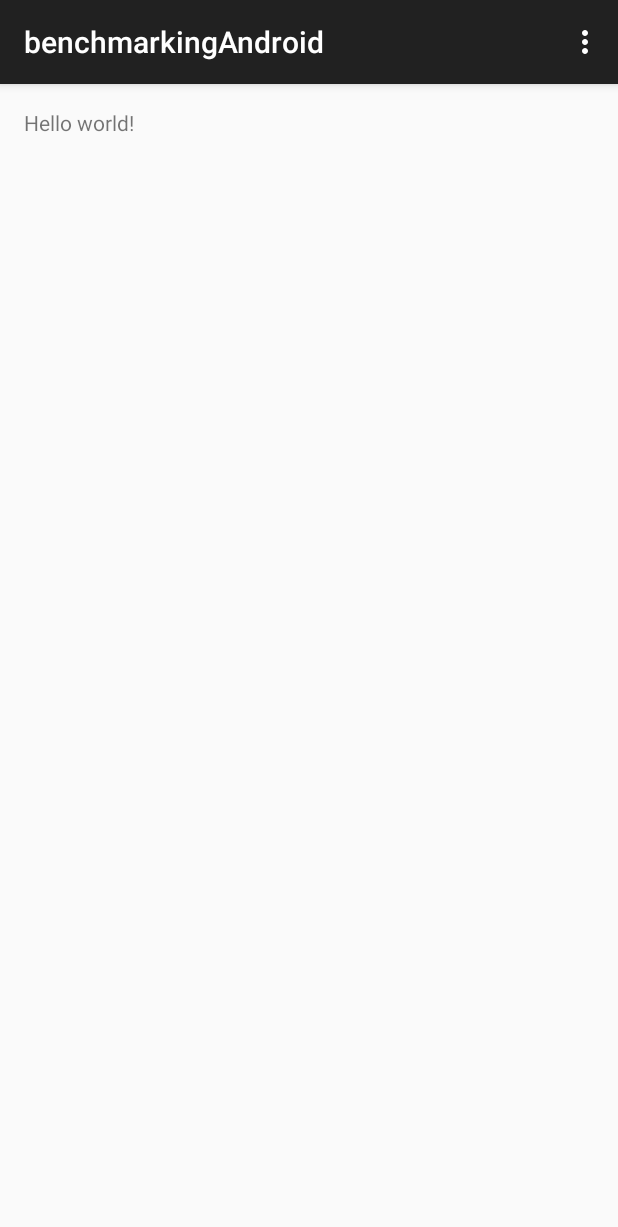
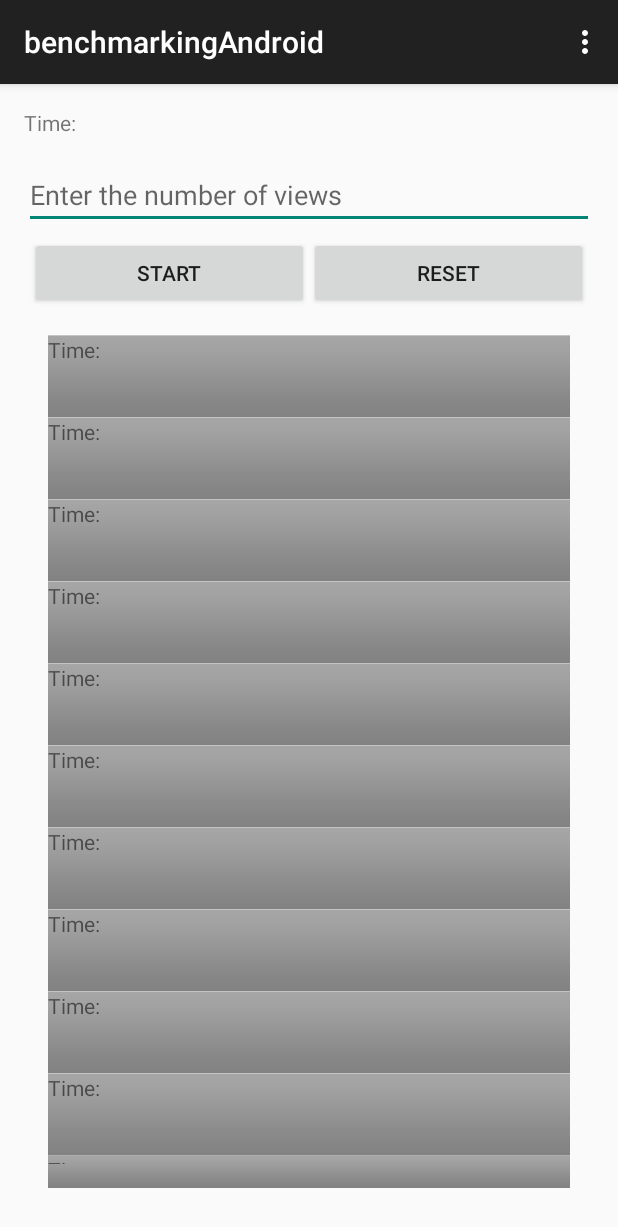
Before and after one commit to Calseon/benchmarkingAndroid, an Android app: the screen it shows after launch (MainActivity), on a phone screen of 412 x 824 dp. Shown: the top 1227 px of the screen. Run offline under Robolectric (Android 15) with nearby library versions, the phone set to English and light mode, and no system bars.

Commit message:
Views have been set up. Just need to put in the button event handlers.

```diff
--- a/app/src/main/res/layout/activity_main.xml
+++ b/app/src/main/res/layout/activity_main.xml
@@ -1,11 +1,79 @@
-<RelativeLayout xmlns:android="http://schemas.android.com/apk/res/android"
-    xmlns:tools="http://schemas.android.com/tools" android:layout_width="match_parent"
-    android:layout_height="match_parent" android:paddingLeft="@dimen/activity_horizontal_margin"
+<LinearLayout xmlns:android="http://schemas.android.com/apk/res/android"
+    xmlns:tools="http://schemas.android.com/tools"
+    android:layout_width="match_parent"
+    android:layout_height="match_parent"
+    android:paddingLeft="@dimen/activity_horizontal_margin"
     android:paddingRight="@dimen/activity_horizontal_margin"
     android:paddingTop="@dimen/activity_vertical_margin"
-    android:paddingBottom="@dimen/activity_vertical_margin" tools:context=".MainActivity">
+    android:paddingBottom="@dimen/activity_vertical_margin"
+    android:orientation="vertical"
+    tools:context=".MainActivity">
 
-    <TextView android:text="@string/hello_world" android:layout_width="wrap_content"
-        android:layout_height="wrap_content" />
+    <TextView
+        android:text="@string/labeltime"
+        android:layout_width="match_parent"
+        android:layout_height="wrap_content"
+        android:paddingBottom="@dimen/activity_vertical_margin"
+        android:id="@+id/tv_timer"
+        />
 
-</RelativeLayout>
+    <EditText
+        android:layout_width="match_parent"
+        android:layout_height="wrap_content"
+        android:hint="@string/number_hint"
+        android:inputType="number"
+        android:id="@+id/et_viewNumber"
+        />
+
+    <LinearLayout
+        android:orientation="horizontal"
+        android:paddingLeft="4.0dip"
+        android:paddingTop="5.0dip"
+        android:paddingRight="4.0dip"
+        android:paddingBottom="1.0dip"
+        android:layout_width="fill_parent" android:layout_height="wrap_content"
+        android:layout_below="@+id/TextView01">
+
+        <Button
+            android:id="@+id/btn_start"
+            android:layout_width="0.0dip" android:layout_height="fill_parent"
+            android:text="Start"
+            android:layout_weight="1.0"
+            android:onClick="startTest"/>
+
+        <Button
+            android:id="@+id/btn_reset"
+            android:layout_width="0.0dip" android:layout_height="fill_parent"
+            android:text="Reset"
+            android:layout_weight="1.0"
+            android:onClick="resetTest"/>
+    </LinearLayout>
+
+    <LinearLayout
+        android:layout_width="match_parent"
+        android:layout_height="match_parent"
+        android:paddingLeft="@dimen/activity_horizontal_margin"
+        android:paddingRight="@dimen/activity_horizontal_margin"
+        android:paddingTop="@dimen/activity_vertical_margin"
+        android:paddingBottom="@dimen/activity_vertical_margin"
+        android:orientation="vertical">
+        <TextView android:background="@android:drawable/bottom_bar" android:text="@string/labeltime" android:layout_width="match_parent" android:layout_height="wrap_content" android:paddingBottom="@dimen/activity_vertical_margin" />
+        <TextView android:background="@android:drawable/bottom_bar" android:text="@string/labeltime" android:layout_width="match_parent" android:layout_height="wrap_content" android:paddingBottom="@dimen/activity_vertical_margin" />
+        <TextView android:background="@android:drawable/bottom_bar" android:text="@string/labeltime" android:layout_width="match_parent" android:layout_height="wrap_content" android:paddingBottom="@dimen/activity_vertical_margin" />
+        <TextView android:background="@android:drawable/bottom_bar" android:text="@string/labeltime" android:layout_width="match_parent" android:layout_height="wrap_content" android:paddingBottom="@dimen/activity_vertical_margin" />
+        <TextView android:background="@android:drawable/bottom_bar" android:text="@string/labeltime" android:layout_width="match_parent" android:layout_height="wrap_content" android:paddingBottom="@dimen/activity_vertical_margin" />
+        <TextView android:background="@android:drawable/bottom_bar" android:text="@string/labeltime" android:layout_width="match_parent" android:layout_height="wrap_content" android:paddingBottom="@dimen/activity_vertical_margin" />
+        <TextView android:background="@android:drawable/bottom_bar" android:text="@string/labeltime" android:layout_width="match_parent" android:layout_height="wrap_content" android:paddingBottom="@dimen/activity_vertical_margin" />
+        <TextView android:background="@android:drawable/bottom_bar" android:text="@string/labeltime" android:layout_width="match_parent" android:layout_height="wrap_content" android:paddingBottom="@dimen/activity_vertical_margin" />
+        <TextView android:background="@android:drawable/bottom_bar" android:text="@string/labeltime" android:layout_width="match_parent" android:layout_height="wrap_content" android:paddingBottom="@dimen/activity_vertical_margin" />
+        <TextView android:background="@android:drawable/bottom_bar" android:text="@string/labeltime" android:layout_width="match_parent" android:layout_height="wrap_content" android:paddingBottom="@dimen/activity_vertical_margin" />
+        <TextView android:background="@android:drawable/bottom_bar" android:text="@string/labeltime" android:layout_width="match_parent" android:layout_height="wrap_content" android:paddingBottom="@dimen/activity_vertical_margin" />
+        <TextView android:background="@android:drawable/bottom_bar" android:text="@string/labeltime" android:layout_width="match_parent" android:layout_height="wrap_content" android:paddingBottom="@dimen/activity_vertical_margin" />
+        <TextView android:background="@android:drawable/bottom_bar" android:text="@string/labeltime" android:layout_width="match_parent" android:layout_height="wrap_content" android:paddingBottom="@dimen/activity_vertical_margin" />
+        <TextView android:background="@android:drawable/bottom_bar" android:text="@string/labeltime" android:layout_width="match_parent" android:layout_height="wrap_content" android:paddingBottom="@dimen/activity_vertical_margin" />
+        <TextView android:background="@android:drawable/bottom_bar" android:text="@string/labeltime" android:layout_width="match_parent" android:layout_height="wrap_content" android:paddingBottom="@dimen/activity_vertical_margin" />
+        <TextView android:background="@android:drawable/bottom_bar" android:text="@string/labeltime" android:layout_width="match_parent" android:layout_height="wrap_content" android:paddingBottom="@dimen/activity_vertical_margin" />
+        <TextView android:background="@android:drawable/bottom_bar" android:text="@string/labeltime" android:layout_width="match_parent" android:layout_height="wrap_content" android:paddingBottom="@dimen/activity_vertical_margin" />
+    </LinearLayout>
+
+</LinearLayout>
--- a/app/src/main/res/values/strings.xml
+++ b/app/src/main/res/values/strings.xml
@@ -1,6 +1,9 @@
 <resources>
     <string name="app_name">benchmarkingAndroid</string>
-
     <string name="hello_world">Hello world!</string>
     <string name="action_settings">Settings</string>
+    <string name="start">Start</string>
+    <string name="reset">Reset</string>
+    <string name="number_hint">Enter the number of views</string>
+    <string name="labeltime">Time:</string>
 </resources>
```
Also changed, not shown: 1 other file.
